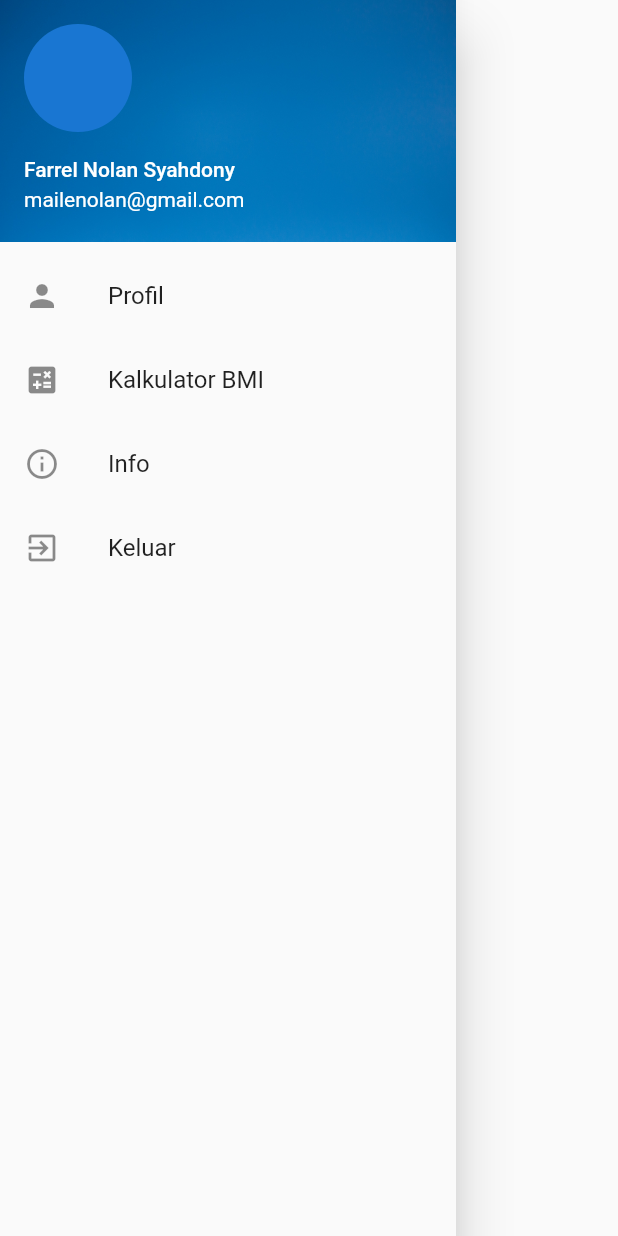
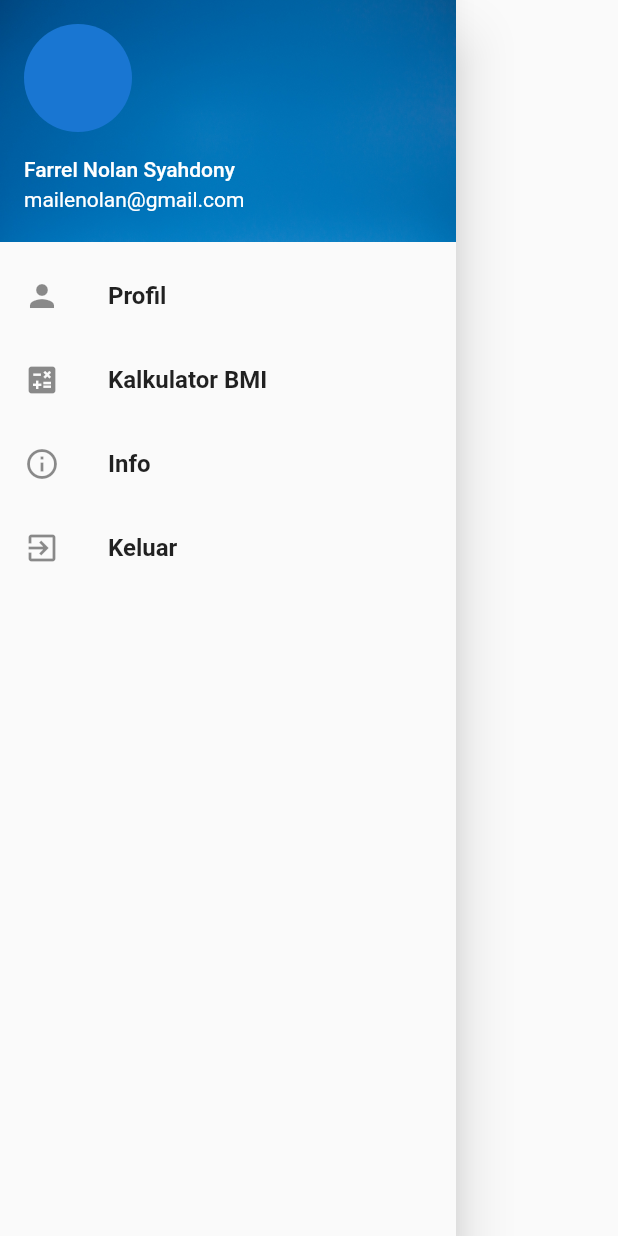
Before and after one commit to fanolans/bumil-care, a Flutter app: the DrawerWidget widget shown alone on an empty page, opened directly, on a phone screen of 412 x 824 dp. Run offline on Flutter 3.47's test engine with Material 2 defaults, Android fonts, the light colour scheme and no system bars.

Commit message:
ref: add text style

```diff
--- a/lib/widgets/drawer_widget.dart
+++ b/lib/widgets/drawer_widget.dart
@@ -25,7 +25,13 @@ class DrawerWidget extends StatelessWidget {
             leading: const Icon(
               Icons.person,
             ),
-            title: const Text('Profil'),
+            title: const Text(
+              'Profil',
+              style: TextStyle(
+                fontSize: 16,
+                fontWeight: FontWeight.bold,
+              ),
+            ),
             onTap: () {
               Navigator.pop(context);
             },
@@ -34,7 +40,13 @@ class DrawerWidget extends StatelessWidget {
             leading: const Icon(
               Icons.calculate,
             ),
-            title: const Text('Kalkulator BMI'),
+            title: const Text(
+              'Kalkulator BMI',
+              style: TextStyle(
+                fontSize: 16,
+                fontWeight: FontWeight.bold,
+              ),
+            ),
             onTap: () {
               Navigator.pop(context);
             },
@@ -43,7 +55,13 @@ class DrawerWidget extends StatelessWidget {
             leading: const Icon(
               Icons.info_outline,
             ),
-            title: const Text('Info'),
+            title: const Text(
+              'Info',
+              style: TextStyle(
+                fontSize: 16,
+                fontWeight: FontWeight.bold,
+              ),
+            ),
             onTap: () {
               Navigator.pop(context);
             },
@@ -52,7 +70,13 @@ class DrawerWidget extends StatelessWidget {
             leading: const Icon(
               Icons.exit_to_app,
             ),
-            title: const Text('Keluar'),
+            title: const Text(
+              'Keluar',
+              style: TextStyle(
+                fontSize: 16,
+                fontWeight: FontWeight.bold,
+              ),
+            ),
             onTap: () {
               Navigator.pop(context);
             },
```
